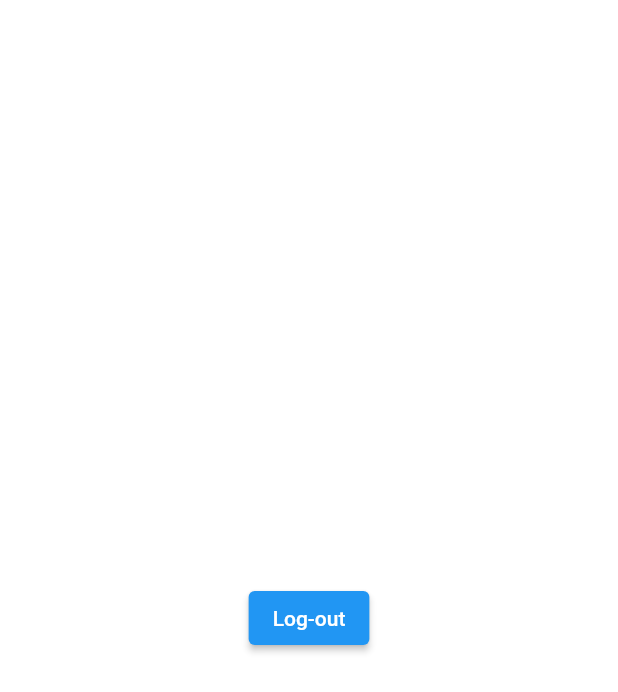
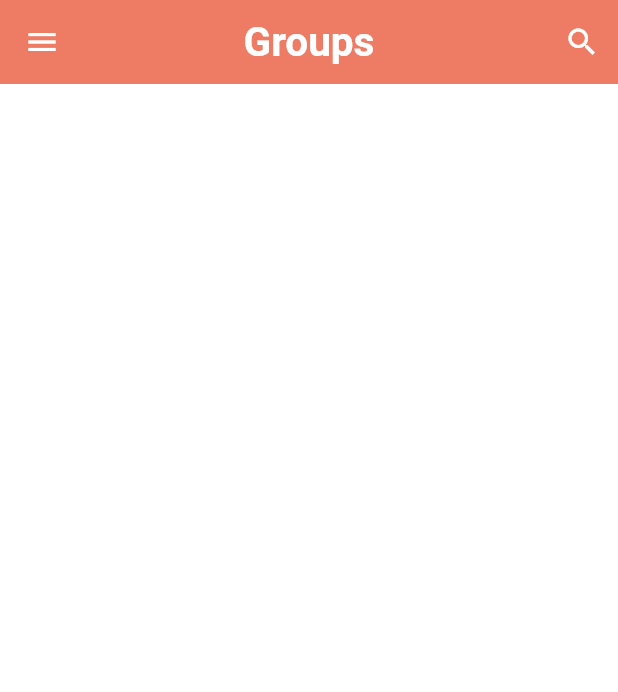
Before and after one commit to HalilMertDeveli/FirebaseChatApp, a Flutter app: the HomePage screen opened directly, on a phone screen of 412 x 824 dp. Shown: the top 692 px of the screen. Run offline on Flutter 3.47's test engine with Material 2 defaults, Android fonts, the phone set to English and light mode, and no system bars; our stand-ins replace cloud_firestore, firebase_auth, firebase_core, shared_preferences; accounts and stored records are empty.

Commit message:
we get the userName in home Page

```diff
--- a/lib/helper/helper_function.dart
+++ b/lib/helper/helper_function.dart
@@ -29,4 +29,13 @@ class HelperFunctions {
     SharedPreferences sharedPreferencesInstace = await SharedPreferences.getInstance();
     return sharedPreferencesInstace.getBool(userLoggedInKey);
   }
+
+  static Future<String?> getUserEmailFromSF()async{
+    SharedPreferences sf = await SharedPreferences.getInstance();
+    return sf.getString(userEmailKey);
+  }
+  static Future<String?> getUserNameFromSF()async{
+    SharedPreferences sf = await SharedPreferences.getInstance();
+    return sf.getString(userNameKey);
+  }
 }
--- a/lib/pages/auth/login_page.dart
+++ b/lib/pages/auth/login_page.dart
@@ -177,7 +177,7 @@ class _LoginPageState extends State<LoginPage> {
          QuerySnapshot snapshot =  await DatabaseService(uid: FirebaseAuth.instance.currentUser!.uid)
               .gettingUserData(email);
           //save user in our shared preferences
-           await HelperFunctions.saveUserLoggedInStatus(true);
+          await HelperFunctions.saveUserLoggedInStatus(true);
           await HelperFunctions.setUserEmailSf(email);
           await HelperFunctions.saveUserNameSf(snapshot.docs[0]['fullName']);
 
--- a/lib/pages/home_page.dart
+++ b/lib/pages/home_page.dart
@@ -1,5 +1,8 @@
 import 'package:flutter/material.dart';
+import 'package:flutter_firebase_chat_app/helper/helper_function.dart';
+import 'package:flutter_firebase_chat_app/pages/search_page.dart';
 import 'package:flutter_firebase_chat_app/service/auth_service.dart';
+import 'package:flutter_firebase_chat_app/widgets/widget.dart';
 
 class HomePage extends StatefulWidget {
   const HomePage({super.key});
@@ -10,17 +13,69 @@ class HomePage extends StatefulWidget {
 
 class _HomePageState extends State<HomePage> {
   AuthService authService = AuthService();
+  String userName="";
+  String email="";
+
+  @override
+  void initState(){
+
+    super.initState();
+    gettingUserData();
+  }
+
+  gettingUserData()async{
+    await HelperFunctions.getUserEmailFromSF().then((value){
+      setState((){
+        if(value != null){
+          email = value;
+        }
+
+      });
+    });
+    await HelperFunctions.getUserNameFromSF().then((value){
+      setState((){
+        if(value != null){
+          userName = value;
+        }
+
+      });
+    });
+  }
 
   @override
   Widget build(BuildContext context) {
     return Scaffold(
-        body: Center(
-      child: ElevatedButton(
-        onPressed: () {
-          authService.signOut();
-        },
-        child: Text("Log-out"),
+      appBar: AppBar(
+        actions: [
+          IconButton(
+            onPressed: () {
+              nextScreen(context, const SearchPage());
+            },
+            icon: const Icon(Icons.search),
+          ),
+        ],
+        backgroundColor: Theme.of(context).primaryColor,
+        elevation: 0,
+        centerTitle: true,
+        title: const Text(
+          "Groups",
+          style: TextStyle(
+              color: Colors.white, fontWeight: FontWeight.bold, fontSize: 27),
+        ),
       ),
-    ));
+      drawer: Drawer(
+        child: ListView(
+          padding: const EdgeInsets.symmetric(vertical: 50),
+          children: <Widget>[
+            Icon(
+              Icons.account_circle,
+              size: 150,
+              color: Colors.grey,
+            ),
+            Text(userName)
+          ],
+        ),
+      ),
+    );
   }
 }
--- /dev/null
+++ b/lib/pages/search_page.dart
@@ -0,0 +1,17 @@
+import 'package:flutter/material.dart';
+
+class SearchPage extends StatefulWidget {
+  const SearchPage({Key? key}) : super(key: key);
+  @override
+  State<SearchPage> createState() => _SearchPageState();
+}
+
+class _SearchPageState extends State<SearchPage> {
+  @override
+  Widget build(BuildContext context) {
+    return Scaffold(
+        body: Center(
+      child: Text('Search Page'),
+    ));
+  }
+}
```
